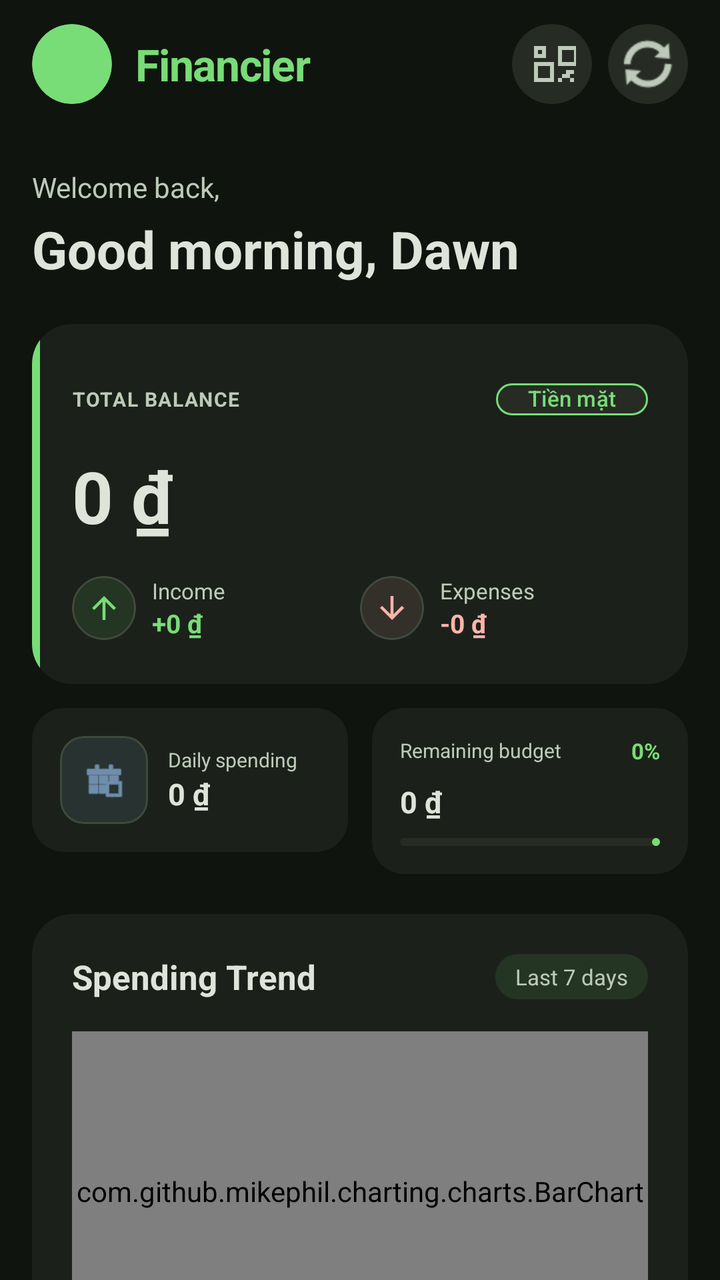
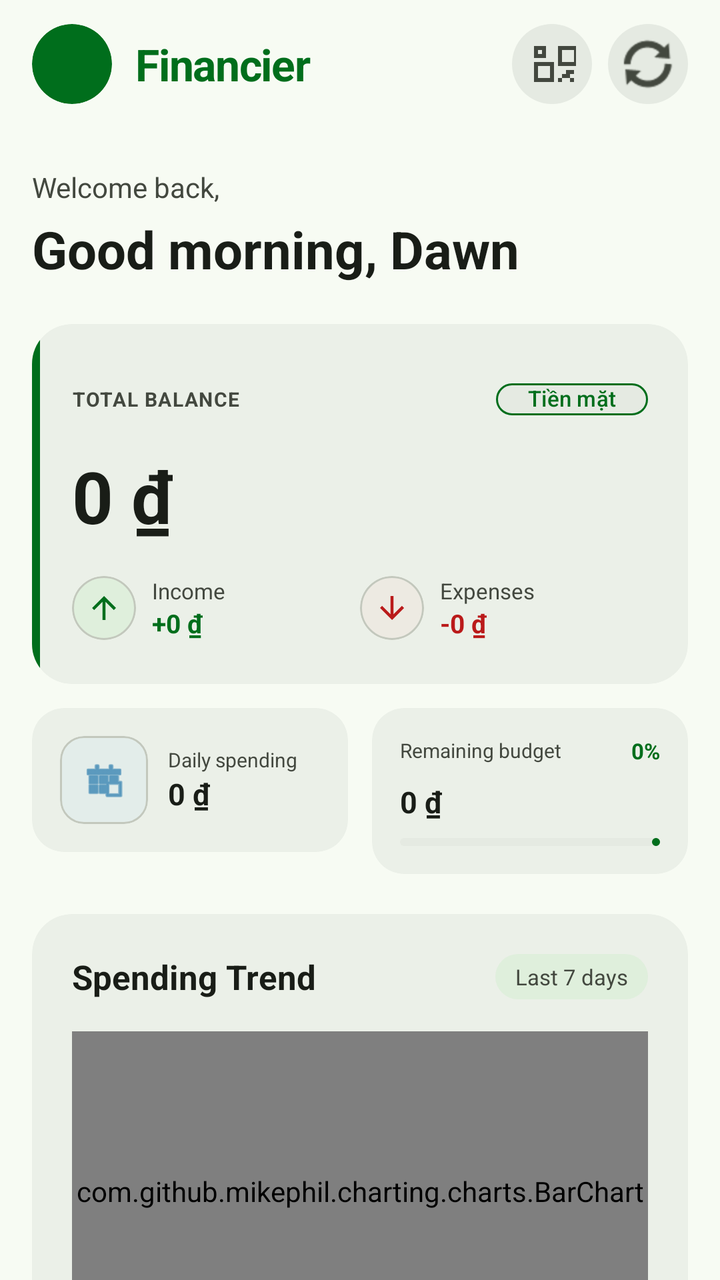

An Android layout rendered at two revisions. The XML below is the earlier revision; the diff shows what the commit changed to produce the second picture.
<!-- AndroidManifest.xml: application theme Theme.Financier -->
<!-- res/layout/fragment_dashboard.xml -->
<?xml version="1.0" encoding="utf-8"?>
<androidx.core.widget.NestedScrollView
    xmlns:android="http://schemas.android.com/apk/res/android"
    xmlns:app="http://schemas.android.com/apk/res-auto"
    android:layout_width="match_parent"
    android:layout_height="match_parent"
    android:background="@color/background"
    android:fillViewport="true">

    <LinearLayout
        android:layout_width="match_parent"
        android:layout_height="wrap_content"
        android:orientation="vertical"
        android:paddingBottom="24dp">

        
        <androidx.appcompat.widget.Toolbar
            android:id="@+id/toolbar"
            android:layout_width="match_parent"
            android:layout_height="64dp"
            android:background="@color/surface"
            android:paddingHorizontal="16dp"
            android:elevation="0dp">

            
            <LinearLayout
                android:layout_width="wrap_content"
                android:layout_height="wrap_content"
                android:orientation="horizontal"
                android:gravity="center_vertical"
                android:layout_gravity="start">

                
                <com.google.android.material.imageview.ShapeableImageView
                    android:id="@+id/iv_avatar"
                    android:layout_width="40dp"
                    android:layout_height="40dp"
                    android:layout_marginEnd="12dp"
                    app:shapeAppearanceOverlay="@style/ShapeCircle"
                    android:src="@drawable/ic_default_avatar"
                    android:scaleType="centerCrop"/>

                <TextView
                    android:layout_width="wrap_content"
                    android:layout_height="wrap_content"
                    android:text="@string/app_name"
                    android:textSize="22sp"
                    android:textStyle="bold"
                    android:textColor="@color/primary"
                    android:letterSpacing="-0.02"/>
            </LinearLayout>

            
            <LinearLayout
                android:layout_width="wrap_content"
                android:layout_height="wrap_content"
                android:orientation="horizontal"
                android:layout_gravity="end"
                android:gravity="center_vertical">

                <ImageButton
                    android:id="@+id/btn_scan_qr"
                    android:layout_width="40dp"
                    android:layout_height="40dp"
                    android:background="@drawable/bg_circle_transparent"
                    android:src="@drawable/ic_qr_code"
                    app:tint="@color/on_surface_variant"
                    android:padding="8dp"
                    android:layout_marginEnd="8dp"
                    android:contentDescription="Scan QR"/>

                <ImageButton
                    android:id="@+id/btn_notification"
                    android:layout_width="40dp"
                    android:layout_height="40dp"
                    android:background="@drawable/bg_circle_transparent"
                    android:src="@android:drawable/ic_popup_sync"
                    android:tint="@color/on_surface_variant"
                    android:padding="8dp"/>
            </LinearLayout>

        </androidx.appcompat.widget.Toolbar>

        <LinearLayout
            android:layout_width="match_parent"
            android:layout_height="wrap_content"
            android:orientation="vertical"
            android:paddingHorizontal="16dp">

            
            <TextView
                android:id="@+id/tv_greeting_sub"
                android:layout_width="wrap_content"
                android:layout_height="wrap_content"
                android:text="@string/welcome_back"
                android:textSize="14sp"
                android:textColor="@color/on_surface_variant"
                android:layout_marginTop="20dp"
                android:layout_marginBottom="4dp"/>

            <TextView
                android:id="@+id/tv_greeting"
                android:layout_width="wrap_content"
                android:layout_height="wrap_content"
                android:text="Good morning, Dawn"
                android:textSize="26sp"
                android:textStyle="bold"
                android:textColor="@color/on_surface"
                android:layout_marginBottom="20dp"/>

            
            <androidx.cardview.widget.CardView
                android:id="@+id/card_balance"
                android:layout_width="match_parent"
                android:layout_height="180dp"
                app:cardBackgroundColor="@color/surface_container"
                app:cardCornerRadius="20dp"
                app:cardElevation="0dp"
                android:layout_marginBottom="12dp">

                <LinearLayout
                    android:layout_width="match_parent"
                    android:layout_height="match_parent"
                    android:orientation="vertical"
                    android:padding="20dp"
                    android:gravity="center_vertical">

                    
                    <LinearLayout
                        android:layout_width="match_parent"
                        android:layout_height="wrap_content"
                        android:orientation="horizontal"
                        android:gravity="center_vertical">

                        <TextView
                            android:layout_width="0dp"
                            android:layout_height="wrap_content"
                            android:layout_weight="1"
                            android:text="@string/total_balance"
                            android:textSize="10sp"
                            android:textStyle="bold"
                            android:textColor="@color/on_surface_variant"
                            android:letterSpacing="0.05"/>

                        
                        <com.google.android.material.chip.Chip
                            android:id="@+id/chip_account_selector"
                            android:layout_width="wrap_content"
                            android:layout_height="32dp"
                            android:text="Tiền mặt"
                            android:textSize="11sp"
                            android:textColor="@color/primary"
                            app:chipBackgroundColor="@color/surface_container_high"
                            app:chipStrokeColor="@color/primary"
                            app:chipStrokeWidth="1dp"
                            app:chipEndPadding="8dp"
                            app:chipStartPadding="8dp"/>
                    </LinearLayout>

                    
                    <TextView
                        android:id="@+id/tv_balance"
                        android:layout_width="wrap_content"
                        android:layout_height="wrap_content"
                        android:text="0 ₫"
                        android:textSize="36sp"
                        android:textStyle="bold"
                        android:textColor="@color/on_surface"
                        android:layout_marginTop="8dp"
                        android:layout_marginBottom="16dp"/>

                    
                    <LinearLayout
                        android:layout_width="match_parent"
                        android:layout_height="wrap_content"
                        android:orientation="horizontal">

                        
                        <LinearLayout
                            android:layout_width="0dp"
                            android:layout_height="wrap_content"
                            android:layout_weight="1"
                            android:orientation="horizontal"
                            android:gravity="center_vertical">

                            <com.google.android.material.card.MaterialCardView
                                android:layout_width="32dp"
                                android:layout_height="32dp"
                                app:cardBackgroundColor="#1A78DC77"
                                app:cardCornerRadius="16dp"
                                app:cardElevation="0dp"
                                android:layout_marginEnd="8dp">
                                <ImageView
                                    android:layout_width="18dp"
                                    android:layout_height="18dp"
                                    android:layout_gravity="center"
                                    android:src="@drawable/ic_arrow_up"
                                    android:tint="@color/primary"/>
                            </com.google.android.material.card.MaterialCardView>

                            <LinearLayout
                                android:layout_width="wrap_content"
                                android:layout_height="wrap_content"
                                android:orientation="vertical">
                                <TextView
                                    android:layout_width="wrap_content"
                                    android:layout_height="wrap_content"
                                    android:text="@string/income"
                                    android:textSize="11sp"
                                    android:textColor="@color/on_surface_variant"/>
                                <TextView
                                    android:id="@+id/tv_income"
                                    android:layout_width="wrap_content"
                                    android:layout_height="wrap_content"
                                    android:text="+0 ₫"
                                    android:textSize="13sp"
                                    android:textStyle="bold"
                                    android:textColor="@color/primary"/>
                            </LinearLayout>
                        </LinearLayout>

                        
                        <LinearLayout
                            android:layout_width="0dp"
                            android:layout_height="wrap_content"
                            android:layout_weight="1"
                            android:orientation="horizontal"
                            android:gravity="center_vertical">

                            <com.google.android.material.card.MaterialCardView
                                android:layout_width="32dp"
                                android:layout_height="32dp"
                                app:cardBackgroundColor="#1AFFB4AB"
                                app:cardCornerRadius="16dp"
                                app:cardElevation="0dp"
                                android:layout_marginEnd="8dp">
                                <ImageView
                                    android:layout_width="18dp"
                                    android:layout_height="18dp"
                                    android:layout_gravity="center"
                                    android:src="@drawable/ic_arrow_down"
                                    android:tint="@color/error"/>
                            </com.google.android.material.card.MaterialCardView>

                            <LinearLayout
                                android:layout_width="wrap_content"
                                android:layout_height="wrap_content"
                                android:orientation="vertical">
                                <TextView
                                    android:layout_width="wrap_content"
                                    android:layout_height="wrap_content"
                                    android:text="@string/expenses"
                                    android:textSize="11sp"
                                    android:textColor="@color/on_surface_variant"/>
                                <TextView
                                    android:id="@+id/tv_expense"
                                    android:layout_width="wrap_content"
                                    android:layout_height="wrap_content"
                                    android:text="-0 ₫"
                                    android:textSize="13sp"
                                    android:textStyle="bold"
                                    android:textColor="@color/error"/>
                            </LinearLayout>
                        </LinearLayout>

                    </LinearLayout>
                </LinearLayout>

                
                <View
                    android:layout_width="4dp"
                    android:layout_height="match_parent"
                    android:background="@color/primary"
                    android:layout_gravity="start"/>
            </androidx.cardview.widget.CardView>

            
            <LinearLayout
                android:layout_width="match_parent"
                android:layout_height="wrap_content"
                android:orientation="horizontal"
                android:layout_marginBottom="20dp">

                
                <androidx.cardview.widget.CardView
                    android:layout_width="0dp"
                    android:layout_height="wrap_content"
                    android:layout_weight="1"
                    android:layout_marginEnd="6dp"
                    app:cardBackgroundColor="@color/surface_container"
                    app:cardCornerRadius="16dp"
                    app:cardElevation="0dp">
                    <LinearLayout
                        android:layout_width="match_parent"
                        android:layout_height="wrap_content"
                        android:orientation="horizontal"
                        android:padding="14dp"
                        android:gravity="center_vertical">
                        <com.google.android.material.card.MaterialCardView
                            android:layout_width="44dp"
                            android:layout_height="44dp"
                            app:cardBackgroundColor="#1A9ECAFF"
                            app:cardCornerRadius="12dp"
                            app:cardElevation="0dp"
                            android:layout_marginEnd="10dp">
                            <ImageView
                                android:layout_width="22dp"
                                android:layout_height="22dp"
                                android:layout_gravity="center"
                                android:src="@android:drawable/ic_menu_today"
                                android:tint="@color/secondary"/>
                        </com.google.android.material.card.MaterialCardView>
                        <LinearLayout
                            android:layout_width="wrap_content"
                            android:layout_height="wrap_content"
                            android:orientation="vertical">
                            <TextView
                                android:layout_width="wrap_content"
                                android:layout_height="wrap_content"
                                android:text="@string/daily_spending"
                                android:textSize="10sp"
                                android:textColor="@color/on_surface_variant"/>
                            <TextView
                                android:id="@+id/tv_daily_spending"
                                android:layout_width="wrap_content"
                                android:layout_height="wrap_content"
                                android:text="0 ₫"
                                android:textSize="15sp"
                                android:textStyle="bold"
                                android:textColor="@color/on_surface"/>
                        </LinearLayout>
                    </LinearLayout>
                </androidx.cardview.widget.CardView>

                
                <androidx.cardview.widget.CardView
                    android:layout_width="0dp"
                    android:layout_height="wrap_content"
                    android:layout_weight="1"
                    android:layout_marginStart="6dp"
                    app:cardBackgroundColor="@color/surface_container"
                    app:cardCornerRadius="16dp"
                    app:cardElevation="0dp">
                    <LinearLayout
                        android:layout_width="match_parent"
                        android:layout_height="wrap_content"
                        android:orientation="vertical"
                        android:padding="14dp">
                        <LinearLayout
                            android:layout_width="match_parent"
                            android:layout_height="wrap_content"
                            android:orientation="horizontal"
                            android:gravity="center_vertical"
                            android:layout_marginBottom="8dp">
                            <TextView
                                android:layout_width="0dp"
                                android:layout_height="wrap_content"
                                android:layout_weight="1"
                                android:text="@string/remaining_budget"
                                android:textSize="10sp"
                                android:textColor="@color/on_surface_variant"/>
                            <TextView
                                android:id="@+id/tv_budget_percent"
                                android:layout_width="wrap_content"
                                android:layout_height="wrap_content"
                                android:text="0%"
                                android:textSize="11sp"
                                android:textStyle="bold"
                                android:textColor="@color/primary"/>
                        </LinearLayout>
                        <TextView
                            android:id="@+id/tv_budget_remaining"
                            android:layout_width="wrap_content"
                            android:layout_height="wrap_content"
                            android:text="0 ₫"
                            android:textSize="15sp"
                            android:textStyle="bold"
                            android:textColor="@color/on_surface"
                            android:layout_marginBottom="8dp"/>
                        <com.google.android.material.progressindicator.LinearProgressIndicator
                            android:id="@+id/progress_budget"
                            android:layout_width="match_parent"
                            android:layout_height="4dp"
                            android:max="100"
                            android:progress="0"
                            android:indeterminate="false"
                            app:indicatorColor="@color/primary"
                            app:trackColor="@color/surface_container_high"
                            app:trackCornerRadius="2dp"/>
                    </LinearLayout>
                </androidx.cardview.widget.CardView>

            </LinearLayout>

            
            <androidx.cardview.widget.CardView
                android:id="@+id/card_trend"
                android:layout_width="match_parent"
                android:layout_height="wrap_content"
                app:cardBackgroundColor="@color/surface_container"
                app:cardCornerRadius="20dp"
                app:cardElevation="0dp"
                android:layout_marginBottom="20dp">

                <LinearLayout
                    android:layout_width="match_parent"
                    android:layout_height="wrap_content"
                    android:orientation="vertical"
                    android:padding="20dp">

                    <LinearLayout
                        android:layout_width="match_parent"
                        android:layout_height="wrap_content"
                        android:orientation="horizontal"
                        android:gravity="center_vertical"
                        android:layout_marginBottom="16dp">

                        <TextView
                            android:layout_width="0dp"
                            android:layout_height="wrap_content"
                            android:layout_weight="1"
                            android:text="@string/spending_trend"
                            android:textSize="17sp"
                            android:textStyle="bold"
                            android:textColor="@color/on_surface"/>

                        <TextView
                            android:layout_width="wrap_content"
                            android:layout_height="wrap_content"
                            android:text="@string/last_7_days"
                            android:textSize="11sp"
                            android:textColor="@color/on_surface_variant"
                            android:background="@drawable/bg_chip"
                            android:paddingHorizontal="10dp"
                            android:paddingVertical="4dp"/>
                    </LinearLayout>

                    
                    <com.github.mikephil.charting.charts.BarChart
                        android:id="@+id/chart_trend"
                        android:layout_width="match_parent"
                        android:layout_height="160dp"/>

                </LinearLayout>
            </androidx.cardview.widget.CardView>

            
            <LinearLayout
                android:layout_width="match_parent"
                android:layout_height="wrap_content"
                android:orientation="horizontal"
                android:gravity="center_vertical"
                android:layout_marginBottom="12dp">

                <TextView
                    android:layout_width="0dp"
                    android:layout_height="wrap_content"
                    android:layout_weight="1"
                    android:text="@string/recent_transactions"
                    android:textSize="17sp"
                    android:textStyle="bold"
                    android:textColor="@color/on_surface"/>

                <TextView
                    android:id="@+id/tv_view_all"
                    android:layout_width="wrap_content"
                    android:layout_height="wrap_content"
                    android:text="@string/view_all"
                    android:textSize="13sp"
                    android:textColor="@color/primary"
                    android:paddingVertical="8dp"/>
            </LinearLayout>

            
            <androidx.recyclerview.widget.RecyclerView
                android:id="@+id/rv_recent_transactions"
                android:layout_width="match_parent"
                android:layout_height="wrap_content"
                android:nestedScrollingEnabled="false"
                android:layoutAnimation="@anim/layout_fall_down"/>

        </LinearLayout>

    </LinearLayout>

    
    

</androidx.core.widget.NestedScrollView>
<!-- resources referenced by this layout -->
<resources>
  <color name="background">#0F150E</color>
  <color name="error">#FFB4AB</color>
  <color name="on_surface">#DEE4D9</color>
  <color name="on_surface_variant">#BECAB9</color>
  <color name="primary">#78DC77</color>
  <color name="secondary">#9ECAFF</color>
  <color name="surface">#0F150E</color>
  <color name="surface_container">#1B211A</color>
  <color name="surface_container_high">#262C24</color>
  <string name="app_name">Financier</string>
  <string name="expenses">Expenses</string>
  <string name="income">Income</string>
  <string name="last_7_days">Last 7 days</string>
  <string name="view_all">View All</string>
  <string name="welcome_back">Welcome back,</string>
  <style name="Theme.Financier" parent="Theme.Material3.Dark.NoActionBar">
          
          <item name="colorPrimary">@color/primary</item>
          <item name="colorOnPrimary">@color/on_primary</item>
          <item name="colorPrimaryContainer">@color/primary_container</item>
          <item name="colorOnPrimaryContainer">@color/on_primary_container</item>
  
          
          <item name="colorSecondary">@color/secondary</item>
          <item name="colorOnSecondary">@color/on_secondary</item>
          <item name="colorSecondaryContainer">@color/secondary_container</item>
          <item name="colorOnSecondaryContainer">@color/on_secondary_container</item>
  
          
          <item name="colorTertiary">@color/tertiary</item>
          <item name="colorOnTertiary">@color/on_tertiary</item>
          <item name="colorTertiaryContainer">@color/tertiary_container</item>
          <item name="colorOnTertiaryContainer">@color/on_tertiary_container</item>
  
          
          <item name="colorError">@color/error</item>
          <item name="colorOnError">@color/on_error</item>
          <item name="colorErrorContainer">@color/error_container</item>
          <item name="colorOnErrorContainer">@color/on_error_container</item>
  
          
          <item name="android:colorBackground">@color/background</item>
          <item name="colorOnBackground">@color/on_background</item>
  
          
          <item name="colorSurface">@color/surface</item>
          <item name="colorOnSurface">@color/on_surface</item>
          <item name="colorSurfaceVariant">@color/surface_container_high</item>
          <item name="colorOnSurfaceVariant">@color/on_surface_variant</item>
  
          
          <item name="colorOutline">@color/outline</item>
          <item name="colorOutlineVariant">@color/outline_variant</item>
  
          
          <item name="android:statusBarColor">@color/status_bar</item>
          <item name="android:navigationBarColor">@color/surface_container_lowest</item>
          <item name="android:windowLightStatusBar" tools:targetApi="23">false</item>
  
          
          <item name="android:fontFamily">sans-serif</item>
  
          
          <item name="shapeAppearanceSmallComponent">@style/ShapeSmall</item>
          <item name="shapeAppearanceMediumComponent">@style/ShapeMedium</item>
          <item name="shapeAppearanceLargeComponent">@style/ShapeLarge</item>
      </style>
  <color name="on_primary">#00390A</color>
  <color name="primary_container">#4CAF50</color>
  <color name="on_primary_container">#003C0B</color>
  <color name="on_secondary">#003258</color>
  <color name="secondary_container">#1E95F2</color>
  <color name="on_secondary_container">#002B4D</color>
  <color name="tertiary">#FFB1C7</color>
  <color name="on_tertiary">#650032</color>
  <color name="tertiary_container">#F26F9D</color>
  <color name="on_tertiary_container">#690034</color>
  <color name="on_error">#690005</color>
  <color name="error_container">#93000A</color>
  <color name="on_error_container">#FFDAD6</color>
  <color name="on_background">#DEE4D9</color>
  <color name="outline">#899484</color>
  <color name="outline_variant">#3F4A3C</color>
  <color name="status_bar">#0A1009</color>
  <color name="surface_container_lowest">#0A1009</color>
  <!-- unchanged entries left out for length: 15 -->
</resources>

<!-- the commit's change to res/layout/fragment_dashboard.xml (unified diff, before → after) -->
@@ -177,11 +177,15 @@
 
                         
                         <LinearLayout
+                            android:id="@+id/card_income"
                             android:layout_width="0dp"
                             android:layout_height="wrap_content"
                             android:layout_weight="1"
                             android:orientation="horizontal"
-                            android:gravity="center_vertical">
+                            android:gravity="center_vertical"
+                            android:clickable="true"
+                            android:focusable="true"
+                            android:background="?attr/selectableItemBackground">
 
                             <com.google.android.material.card.MaterialCardView
                                 android:layout_width="32dp"
@@ -221,11 +225,15 @@
 
                         
                         <LinearLayout
+                            android:id="@+id/card_expense"
                             android:layout_width="0dp"
                             android:layout_height="wrap_content"
                             android:layout_weight="1"
                             android:orientation="horizontal"
-                            android:gravity="center_vertical">
+                            android:gravity="center_vertical"
+                            android:clickable="true"
+                            android:focusable="true"
+                            android:background="?attr/selectableItemBackground">
 
                             <com.google.android.material.card.MaterialCardView
                                 android:layout_width="32dp"
<!-- resource entries referenced after the edit -->
@@ -1,21 +1,24 @@
 <!-- resources referenced by this layout -->
 <resources>
-  <color name="background">#0F150E</color>
-  <color name="error">#FFB4AB</color>
-  <color name="on_surface">#DEE4D9</color>
-  <color name="on_surface_variant">#BECAB9</color>
-  <color name="primary">#78DC77</color>
-  <color name="secondary">#9ECAFF</color>
-  <color name="surface">#0F150E</color>
-  <color name="surface_container">#1B211A</color>
-  <color name="surface_container_high">#262C24</color>
+  <color name="background">#F7FBF3</color>
+  <color name="error">#BA1A1A</color>
+  <color name="on_surface">#191D17</color>
+  <color name="on_surface_variant">#43483F</color>
+  <color name="primary">#006E1C</color>
+  <color name="secondary">#0062A0</color>
+  <color name="surface">#F7FBF3</color>
+  <color name="surface_container">#EBF0E8</color>
+  <color name="surface_container_high">#E5EAE2</color>
   <string name="app_name">Financier</string>
   <string name="expenses">Expenses</string>
   <string name="income">Income</string>
   <string name="last_7_days">Last 7 days</string>
   <string name="view_all">View All</string>
   <string name="welcome_back">Welcome back,</string>
-  <style name="Theme.Financier" parent="Theme.Material3.Dark.NoActionBar">
+  <style name="Theme.Financier" parent="Base.Theme.Financier">
+          <item name="android:windowLightStatusBar" tools:targetApi="23">true</item>
+      </style>
+  <style name="Base.Theme.Financier" parent="Theme.Material3.DayNight.NoActionBar">
           
           <item name="colorPrimary">@color/primary</item>
           <item name="colorOnPrimary">@color/on_primary</item>
@@ -57,7 +60,6 @@
           
           <item name="android:statusBarColor">@color/status_bar</item>
           <item name="android:navigationBarColor">@color/surface_container_lowest</item>
-          <item name="android:windowLightStatusBar" tools:targetApi="23">false</item>
   
           
           <item name="android:fontFamily">sans-serif</item>
@@ -67,24 +69,24 @@
           <item name="shapeAppearanceMediumComponent">@style/ShapeMedium</item>
           <item name="shapeAppearanceLargeComponent">@style/ShapeLarge</item>
       </style>
-  <color name="on_primary">#00390A</color>
-  <color name="primary_container">#4CAF50</color>
-  <color name="on_primary_container">#003C0B</color>
-  <color name="on_secondary">#003258</color>
-  <color name="secondary_container">#1E95F2</color>
-  <color name="on_secondary_container">#002B4D</color>
-  <color name="tertiary">#FFB1C7</color>
-  <color name="on_tertiary">#650032</color>
-  <color name="tertiary_container">#F26F9D</color>
-  <color name="on_tertiary_container">#690034</color>
-  <color name="on_error">#690005</color>
-  <color name="error_container">#93000A</color>
-  <color name="on_error_container">#FFDAD6</color>
-  <color name="on_background">#DEE4D9</color>
-  <color name="outline">#899484</color>
-  <color name="outline_variant">#3F4A3C</color>
-  <color name="status_bar">#0A1009</color>
-  <color name="surface_container_lowest">#0A1009</color>
+  <color name="on_primary">#FFFFFF</color>
+  <color name="primary_container">#D4F6C9</color>
+  <color name="on_primary_container">#002203</color>
+  <color name="on_secondary">#FFFFFF</color>
+  <color name="secondary_container">#D0E4FF</color>
+  <color name="on_secondary_container">#001D38</color>
+  <color name="tertiary">#B8005B</color>
+  <color name="on_tertiary">#FFFFFF</color>
+  <color name="tertiary_container">#FFD9E2</color>
+  <color name="on_tertiary_container">#3E001B</color>
+  <color name="on_error">#FFFFFF</color>
+  <color name="error_container">#FFDAD6</color>
+  <color name="on_error_container">#410002</color>
+  <color name="on_background">#191D17</color>
+  <color name="outline">#73796F</color>
+  <color name="outline_variant">#C3C8BD</color>
+  <color name="status_bar">#F1F5ED</color>
+  <color name="surface_container_lowest">#FFFFFF</color>
   <!-- unchanged entries left out for length: 15 -->
 </resources>
 
